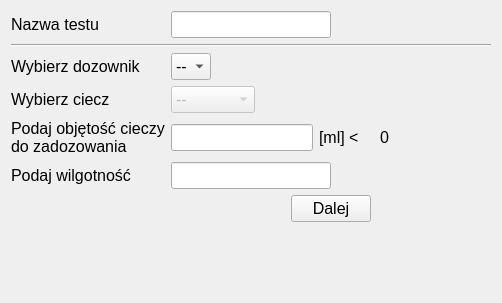
First picture: the form in app/nowytest_1.ui, repository wiacekmarcin/StanowiskoChemiczne, before the edit.
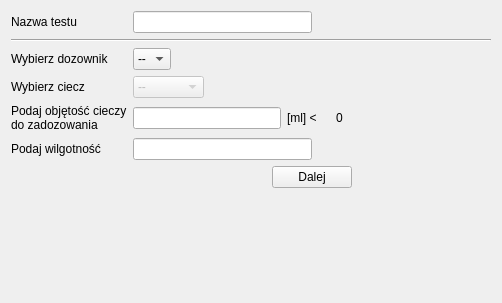
Second picture: the form after the edit. Custom widgets are drawn as their Qt base class.

What changed in the file:
```diff
--- a/app/nowytest_1.ui
+++ b/app/nowytest_1.ui
@@ -10,11 +10,6 @@
     <height>303</height>
    </rect>
   </property>
-  <property name="font">
-   <font>
-    <pointsize>12</pointsize>
-   </font>
-  </property>
   <property name="windowTitle">
    <string>Nowy Test</string>
   </property>
```
